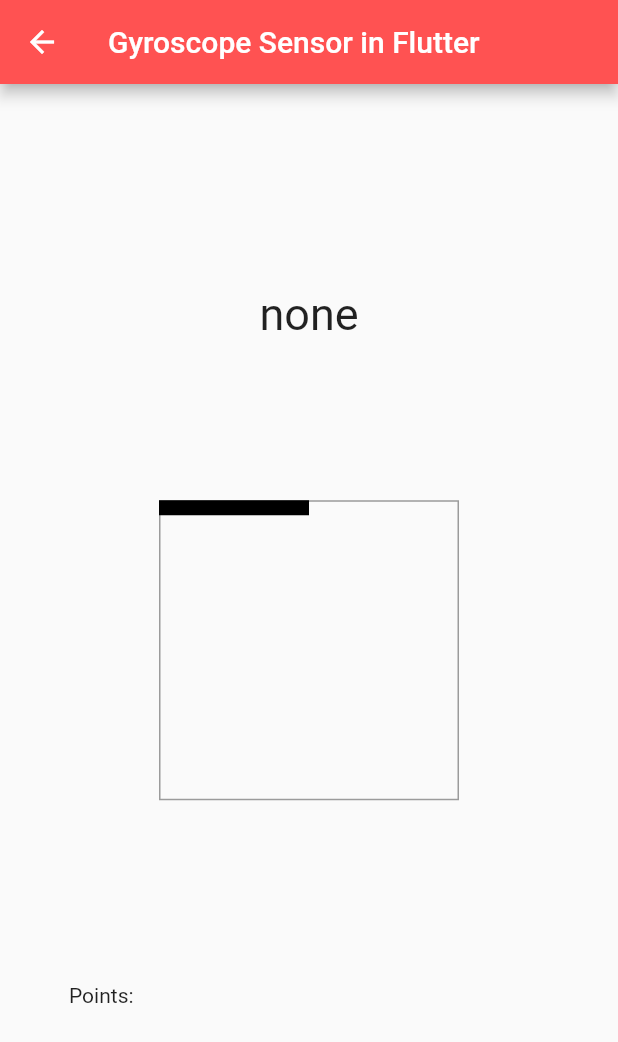
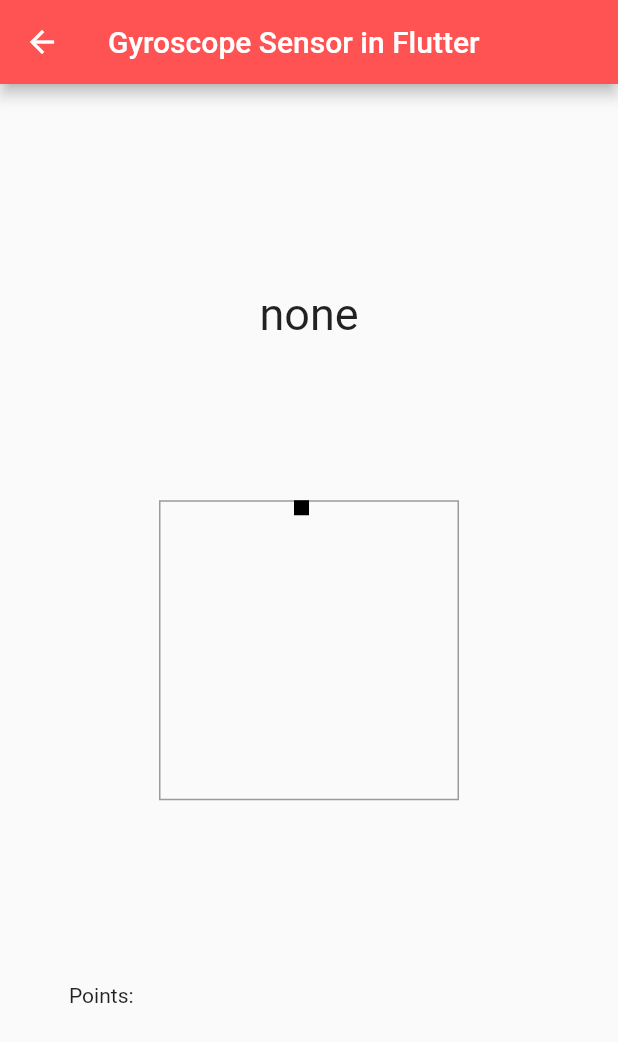
Before and after one commit to connorescajeda/Sensory-Overload, a Flutter app: the GameScreen screen opened directly, on a phone screen of 412 x 824 dp. Shown: the top 1042 px of the screen. Run offline on Flutter 3.47's test engine with Material 2 defaults, Android fonts, the phone set to English and light mode, and no system bars; our stand-ins replace sensors_plus.

Commit message:
made player object into single square
made the player into a singular square instead of the long snake-like object it was from the demo

```diff
--- a/fruit_collector/lib/main.dart
+++ b/fruit_collector/lib/main.dart
@@ -225,34 +225,7 @@
                       Text('Points:'),
                     ],
                   ),
-                ), /*
-                Padding(
-                  padding: const EdgeInsets.all(16.0),
-                  child: Row(
-                    mainAxisAlignment: MainAxisAlignment.spaceBetween,
-                    children: <Widget>[
-                      Text('UserAccelerometer: $userAccelerometer'),
-                    ],
-                  ),
                 ),
-                Padding(
-                  padding: const EdgeInsets.all(16.0),
-                  child: Row(
-                    mainAxisAlignment: MainAxisAlignment.spaceBetween,
-                    children: <Widget>[
-                      Text('Gyroscope: $gyroscope'),
-                    ],
-                  ),
-                ),
-                Padding(
-                  padding: const EdgeInsets.all(16.0),
-                  child: Row(
-                    mainAxisAlignment: MainAxisAlignment.spaceBetween,
-                    children: <Widget>[
-                      Text('Magnetometer: $magnetometer'),
-                    ],
-                  ),
-                ),*/
               ])),
     );
   }
--- a/fruit_collector/lib/player.dart
+++ b/fruit_collector/lib/player.dart
@@ -105,7 +105,8 @@ class PlayerState extends State<Player> {
 
 class GameState {
   GameState(this.rows, this.columns) {
-    playerLength = math.min(rows, columns) - 5;
+    //playerLength = math.min(rows, columns) - 5;
+    playerLength = 1;
   }
 
   int rows;
```
